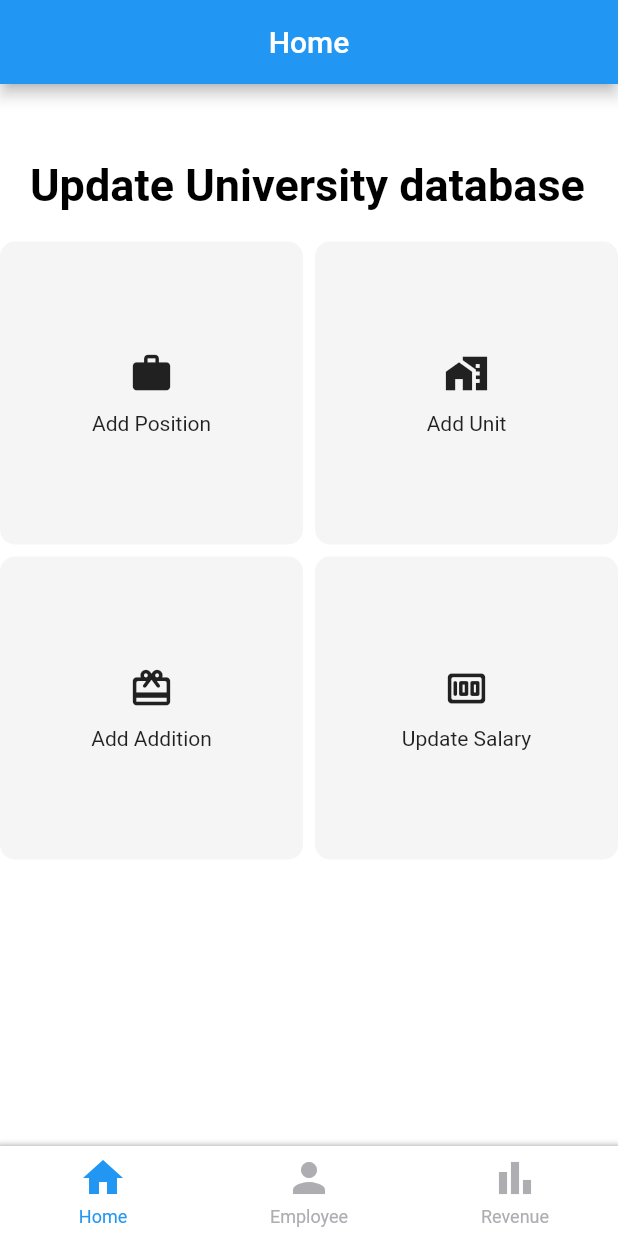
After one commit to BuiThienNhan-nb/flutter-staff-management, a Flutter app: the MainContainer screen opened by its route, on a phone screen of 412 x 824 dp. The commit adds this screen. Run offline on Flutter 3.47's test engine with Material 2 defaults, Android fonts, the phone set to English and light mode, and no system bars; drawn by our look-alikes of persistent_bottom_nav_bar; our stand-ins replace cloud_firestore, email_validator, firebase_auth, firebase_core, flutter_spinkit, get and 4 more; accounts and stored records are empty.

Commit message:
add: allow user add data to backend

```diff
--- a/lib/models/workHistory.dart
+++ b/lib/models/workHistory.dart
@@ -42,7 +42,7 @@ class WorkHistory {
       position: new Position(
         uid: 'uid',
         name: '',
-        allowancePoint: 0,
+        // allowancePoint: 0,
         allowancePoints: {},
       ).obs,
       unit: new Unit(
--- /dev/null
+++ b/lib/screens/dashboard/home.dart
@@ -0,0 +1,105 @@
+import 'package:flutter/material.dart';
+import 'package:get/get.dart';
+import 'package:google_fonts/google_fonts.dart';
+import 'package:staff_management/screens/dashboard/addAddition.dart';
+import 'package:staff_management/screens/dashboard/addPosition.dart';
+import 'package:staff_management/screens/dashboard/addUnit.dart';
+import 'package:staff_management/screens/dashboard/homeItem.dart';
+import 'package:staff_management/screens/dashboard/updateSalary.dart';
+
+class HomeScreen extends StatefulWidget {
+  const HomeScreen({Key? key}) : super(key: key);
+
+  @override
+  _HomeScreenState createState() => _HomeScreenState();
+}
+
+class _HomeScreenState extends State<HomeScreen> {
+  List<Widget> _list = [
+    AddPositionScreen(),
+    AddUnitScreen(),
+    AddAdditionScreen(),
+    UpdateSalaryScreen(),
+  ];
+  List<HomeItemModel> _listHomeItem = [];
+  int _selectedIndex = -1;
+
+  @override
+  void initState() {
+    _listHomeItem
+      ..add(HomeItemModel(
+        title: "Add Position",
+        icon: Icons.work_rounded,
+      ))
+      ..add(HomeItemModel(
+        title: "Add Unit",
+        icon: Icons.home_work_sharp,
+      ))
+      ..add(HomeItemModel(
+        title: "Add Addition",
+        icon: Icons.card_giftcard_rounded,
+      ))
+      ..add(HomeItemModel(
+        title: "Update Salary",
+        icon: Icons.money_rounded,
+      ));
+    super.initState();
+  }
+
+  @override
+  Widget build(BuildContext context) {
+    final Size _deviceSize = MediaQuery.of(context).size;
+    return Column(
+      mainAxisAlignment: MainAxisAlignment.start,
+      crossAxisAlignment: CrossAxisAlignment.start,
+      children: [
+        SizedBox(height: 50),
+        Container(
+          padding: const EdgeInsets.only(left: 20, bottom: 20),
+          // height: _deviceSize.height * 0.05,
+          child: Text(
+            "Update University database",
+            style: GoogleFonts.varelaRound(
+              fontSize: 30,
+              fontWeight: FontWeight.bold,
+              color: Colors.black,
+            ),
+          ),
+        ),
+        Container(
+          // padding: EdgeInsets.only(top: _deviceSize.height * 0.13),
+          height: _deviceSize.height * 0.6,
+          child: GridView.builder(
+            gridDelegate: SliverGridDelegateWithFixedCrossAxisCount(
+              crossAxisCount: 2,
+              childAspectRatio: 1.0,
+              crossAxisSpacing: 8.0,
+              mainAxisSpacing: 8.0,
+            ),
+            physics: NeverScrollableScrollPhysics(),
+            itemCount: _listHomeItem.length,
+            itemBuilder: (BuildContext context, int index) => GestureDetector(
+              onTap: () => setState(() {
+                _selectedIndex = index;
+              }),
+              onDoubleTap: () => Get.to(() => _list[index]),
+              child: HomeItem(
+                  title: _listHomeItem[index].title,
+                  icon: _listHomeItem[index].icon,
+                  isSelected: _selectedIndex == index),
+            ),
+          ),
+        ),
+      ],
+    );
+  }
+}
+
+class HomeItemModel {
+  final String title;
+  final IconData icon;
+  const HomeItemModel({
+    required this.title,
+    required this.icon,
+  });
+}
--- /dev/null
+++ b/lib/screens/dashboard/homeItem.dart
@@ -0,0 +1,51 @@
+import 'package:flutter/material.dart';
+
+class HomeItem extends StatefulWidget {
+  final String _tile;
+  final IconData _icon;
+  // final Function _function;
+  final bool _isSelected;
+  const HomeItem(
+      {Key? key,
+      required String title,
+      required IconData icon,
+      // required Function function,
+      required bool isSelected})
+      : _tile = title,
+        _icon = icon,
+        // _function = function,
+        _isSelected = isSelected,
+        super(key: key);
+
+  @override
+  _HomeItemState createState() => _HomeItemState();
+}
+
+class _HomeItemState extends State<HomeItem> {
+  @override
+  Widget build(BuildContext context) {
+    return Container(
+      padding: const EdgeInsets.all(8.0),
+      decoration: BoxDecoration(
+        color: Colors.grey.shade100,
+        border: Border.all(
+          color: widget._isSelected
+              ? Colors.blue.shade100
+              : Colors.grey.withOpacity(0),
+          width: 2.0,
+        ),
+        borderRadius: BorderRadius.circular(10.0),
+      ),
+      child: Column(
+          mainAxisAlignment: MainAxisAlignment.center,
+          children: <Widget>[
+            Icon(widget._icon, size: 30),
+            SizedBox(height: 10),
+            Text(
+              "${widget._tile}",
+              style: TextStyle(fontSize: 14),
+            )
+          ]),
+    );
+  }
+}
--- a/lib/screens/mainContainer.dart
+++ b/lib/screens/mainContainer.dart
@@ -1,11 +1,10 @@
 import 'package:flutter/cupertino.dart';
 import 'package:flutter/material.dart';
 import 'package:persistent_bottom_nav_bar/persistent-tab-view.dart';
+import 'package:staff_management/screens/dashboard/home.dart';
 import 'package:staff_management/screens/employee/employeeDGV.dart';
 import 'package:staff_management/screens/employee/searchScreen/searchEmployee.dart';
-import 'package:staff_management/screens/login/loginScreen.dart';
 import 'package:staff_management/screens/revenue/revenueScreen.dart';
-import 'package:staff_management/screens/testScreen.dart';
 
 class MainContainer extends StatefulWidget {
   const MainContainer({Key? key}) : super(key: key);
@@ -17,13 +16,14 @@ class MainContainer extends StatefulWidget {
 class _MainContainerState extends State<MainContainer> {
   // List of app bar title
   List<String> _titles = [
+    "Home",
     "List Employees",
-    "List Units",
+    // "List Units",
     "Revenue Chart",
-    "Settings"
+    // "Settings"
   ];
 
-  String _title = "List Employees";
+  String _title = "Home";
 
   // update app bar title
   void updateTitle(int index) {
@@ -37,10 +37,10 @@ class _MainContainerState extends State<MainContainer> {
     //List screen navigate by bottom bar
     List<Widget> _buildScreens() {
       return [
+        HomeScreen(),
         EmployeeDataGridView(),
-        LoginScreen(),
         RevenueScreen(),
-        TestScreen(),
+        // TestScreen(),
       ];
     }
 
@@ -49,20 +49,20 @@ class _MainContainerState extends State<MainContainer> {
       return [
         PersistentBottomNavBarItem(
           icon: Icon(
-            Icons.person,
+            Icons.home,
             size: 32,
           ),
-          title: ("Employee"),
+          title: ("Home"),
           activeColorPrimary: Colors.blue,
           // activeColorSecondary: Colors.white,
           inactiveColorPrimary: CupertinoColors.systemGrey2,
         ),
         PersistentBottomNavBarItem(
           icon: Icon(
-            Icons.home,
+            Icons.person,
             size: 32,
           ),
-          title: ("Units"),
+          title: ("Employee"),
           activeColorPrimary: Colors.blue,
           // activeColorSecondary: Colors.white,
           inactiveColorPrimary: CupertinoColors.systemGrey2,
@@ -77,16 +77,16 @@ class _MainContainerState extends State<MainContainer> {
           // activeColorSecondary: Colors.white,
           inactiveColorPrimary: CupertinoColors.systemGrey2,
         ),
-        PersistentBottomNavBarItem(
-          icon: Icon(
-            Icons.settings,
-            size: 32,
-          ),
-          title: ("Settings"),
-          activeColorPrimary: Colors.blue,
-          // activeColorSecondary: Colors.white,
-          inactiveColorPrimary: CupertinoColors.systemGrey2,
-        ),
+        // PersistentBottomNavBarItem(
+        //   icon: Icon(
+        //     Icons.settings,
+        //     size: 32,
+        //   ),
+        //   title: ("Settings"),
+        //   activeColorPrimary: Colors.blue,
+        //   // activeColorSecondary: Colors.white,
+        //   inactiveColorPrimary: CupertinoColors.systemGrey2,
+        // ),
       ];
     }
 
--- a/lib/screens/revenue/revenueScreen.dart
+++ b/lib/screens/revenue/revenueScreen.dart
@@ -71,7 +71,7 @@ class _RevenueScreenState extends State<RevenueScreen> {
                       _selectedUnit = _newValue;
                     });
                   },
-                  size: Size(200, 70)),
+                  size: Size(200, 60)),
               SizedBox(height: 10),
               Expanded(
                 child: SfCartesianChart(
--- a/lib/services/positionRepo.dart
+++ b/lib/services/positionRepo.dart
@@ -24,7 +24,7 @@ class PositionRepo {
       Position _position = Position(
         uid: 'uid',
         name: '',
-        allowancePoint: 0.0,
+        // allowancePoint: 0.0,
         allowancePoints: {},
       );
       for (var element in query.docs) {
@@ -37,4 +37,11 @@ class PositionRepo {
       return _position;
     });
   }
+
+  Future<void> addPosition(Position position) async {
+    await _db
+        .collection("positions")
+        .add(position.toMap())
+        .then((value) => position.uid = value.id);
+  }
 }
--- a/lib/utils/textField/textField.dart
+++ b/lib/utils/textField/textField.dart
@@ -3,7 +3,7 @@ import 'package:flutter/services.dart';
 
 class TextFieldWidget extends StatefulWidget {
   final TextEditingController controller;
-  final IconData icon;
+  final IconData? icon;
   final String hintText;
   final bool onEdit;
   final TextInputFormatter textInputFormatter;
```
Also changed, not shown: lib/models/position.dart (+8 -8 lines), lib/screens/dashboard/addAddition.dart (added, +21 -0 lines), lib/screens/dashboard/addPosition.dart (added, +77 -0 lines), lib/screens/dashboard/addUnit.dart (added, +21 -0 lines), lib/screens/dashboard/updateSalary.dart (added, +21 -0 lines).
